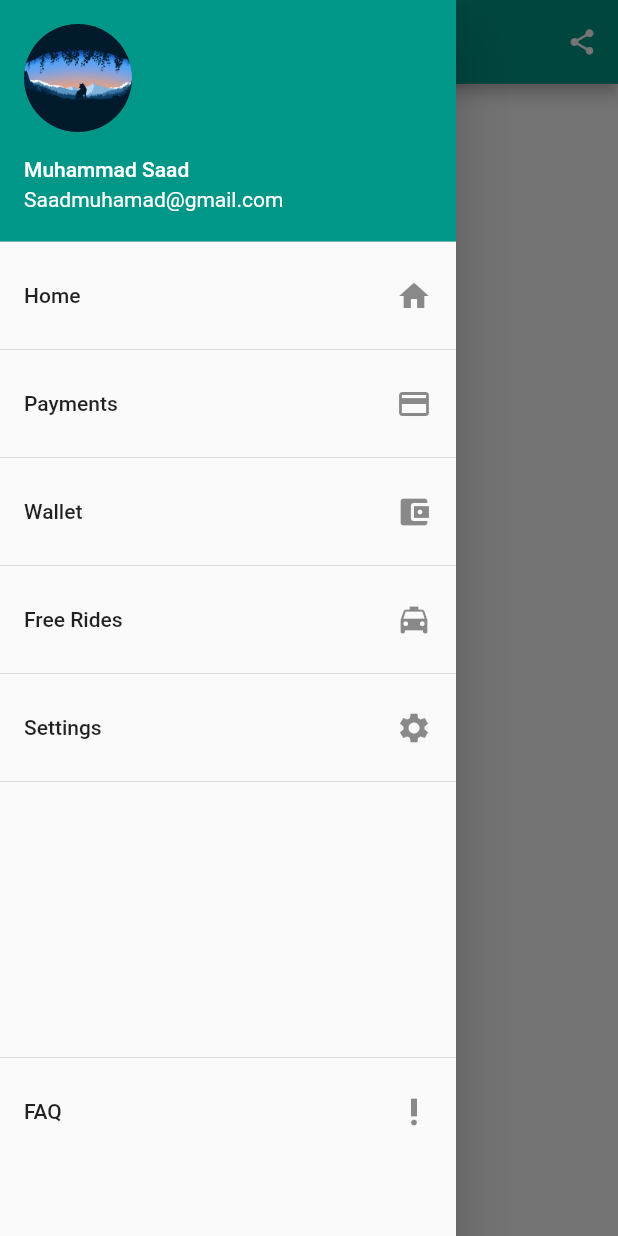
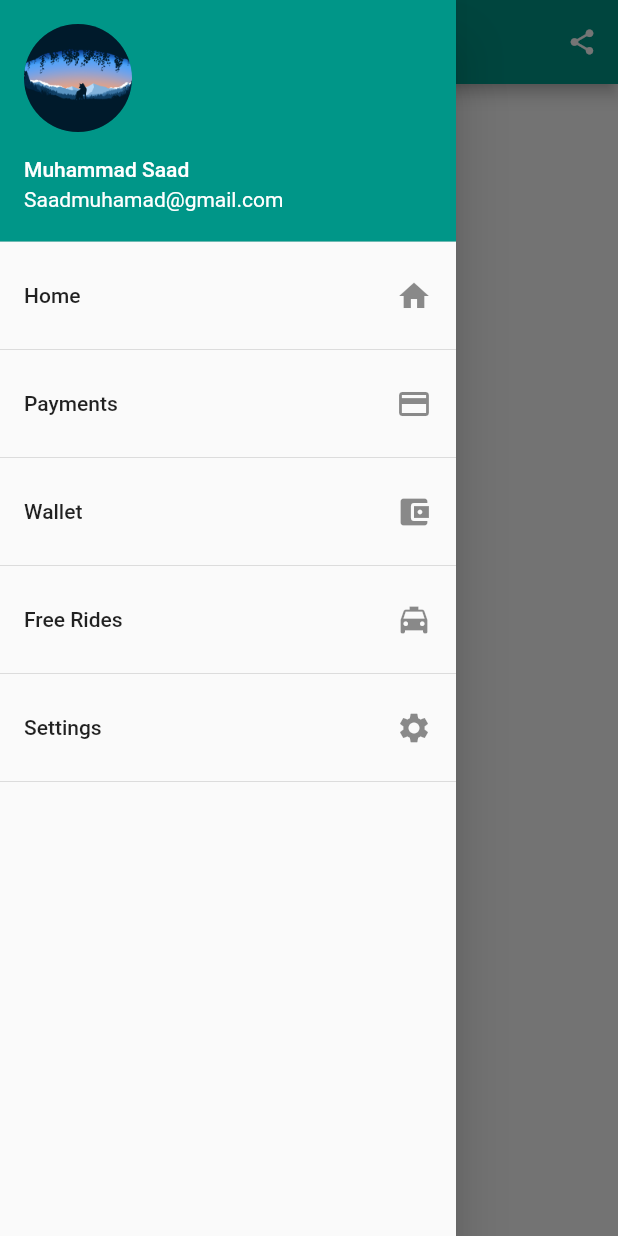
Before and after one commit to Saad-Arai/Taxxi_app, a Flutter app: the screen it shows after launch, with the side drawer open, on a phone screen of 412 x 824 dp. Run offline on Flutter 3.47's test engine with Material 2 defaults, Android fonts, the phone set to English and light mode, and no system bars; our stand-ins replace geolocator, google_maps_flutter, share.

Commit message:
Fixies Bugs

```diff
--- a/lib/Home.dart
+++ b/lib/Home.dart
@@ -23,12 +23,12 @@ class _HomePageState extends State<HomePage> {
     return Scaffold(
 
         appBar: AppBar(
-          title: new Text("Taxi App"),
+          title: new Text("Cab Service"),
           actions: <Widget>[
 
             IconButton(
               onPressed: () => Share.share(
-                  "Download the Taxi App and share with your friends.\nPlayStore -  "
+                  "Download the Cab Service and share with your friends.\nPlayStore -  "
                   "https://play.google.com/store/apps"),
               icon: Icon(
                 Icons.share,
@@ -98,11 +98,11 @@ class _HomePageState extends State<HomePage> {
                 },
               ),
               new Divider(),
-              new ListTile(),
-              new ListTile(),
-              new ListTile(),
-              new Divider(),
-              new ListTile(
+              //new ListTile(),
+              //new ListTile(),
+              //new ListTile(),
+              //new Divider(),
+              /*new ListTile(
                 title: new Text("FAQ"),
                 trailing: new Icon(
                   Icons.priority_high,
@@ -112,7 +112,7 @@ class _HomePageState extends State<HomePage> {
                   Navigator.push(context,
                       MaterialPageRoute(builder: (context) => AboutPage()));
                 },
-              ),
+              ),*/
             ],
           ),
         ),
@@ -151,9 +151,9 @@ class _MapState extends State<Map> {
                     CameraPosition(target: Stateapp.initialPosition, zoom: 10),
                 onMapCreated: Stateapp.onCreated,
                 scrollGesturesEnabled: true,
-                tiltGesturesEnabled: true,
-                zoomGesturesEnabled: true,
-                //myLocationEnabled: true,
+                //tiltGesturesEnabled: true,
+                //zoomGesturesEnabled: true,
+                myLocationEnabled: true,
                 mapType: MapType.normal,
                 compassEnabled: true,
                 markers: Stateapp.markers,
@@ -180,7 +180,7 @@ class _MapState extends State<Map> {
                   ),
                   child: TextField(
                     cursorColor: Colors.black,
-                    controller: Stateapp.destinationController,
+                    controller: Stateapp.locationController,
                     decoration: InputDecoration(
                       icon: Container(
                         margin: EdgeInsets.only(left: 20, top: 3),
@@ -240,14 +240,6 @@ class _MapState extends State<Map> {
                   ),
                 ),
               ),
-              /* Positioned(
-                                                top: 40,
-                                                right: 10,
-                                                child: FloatingActionButton(onPressed: _onMarkerPressed, tooltip: "Add Marker",
-                                                backgroundColor: darkBlue,
-                                                child: Icon(Icons.add_location, color: white,),
-                                                ),
-                                                                                          )*/
             ],
           );
   }
--- a/lib/google_map_request.dart
+++ b/lib/google_map_request.dart
@@ -3,12 +3,12 @@ import 'dart:convert';
 import 'package:google_maps_flutter/google_maps_flutter.dart';
 import 'package:http/http.dart' as http;
 
-const apiKey = "";
+const apiKey = "AIzaSyCtRrf4GUjSipN4GNlLavLAnnPI9qWeyW0";
 
 class GoogleMapsServices {
   Future<String> getRouteCoordinates(LatLng l1, LatLng l2) async {
     String url =
-        "https://maps.googleapis.com/maps/api/directions/json?origin=${l1.latitude},${l1.longitude}&destination=${l2.latitude},${l2.longitude}key=AIzaSyDVEQ2fgEZQhuBnfuY-gI0tnDDkJSme7k8";
+        "https://maps.googleapis.com/maps/api/directions/json?origin=${l1.latitude},${l1.longitude}&destination=${l2.latitude},${l2.longitude}key=AIzaSyCtRrf4GUjSipN4GNlLavLAnnPI9qWeyW0";
     http.Response response = await http.get(url);
     Map values = jsonDecode(response.body);
     return values["routes"][0]["overview_polyline"]["points"];
--- a/lib/main.dart
+++ b/lib/main.dart
@@ -29,7 +29,7 @@ class TaxiApp extends StatelessWidget {
     return new MaterialApp(
 
       debugShowCheckedModeBanner: false,
-      title: 'Taxi App',
+      title: 'Cab Service',
       theme: new ThemeData(
           primarySwatch: Colors.teal,
           primaryColor: defaultTargetPlatform == TargetPlatform.iOS
```
Also changed, not shown: pubspec.yaml (+10 -0 lines), assets/image/taxi.png (added), assets/taxii.png (added), pubspec.lock, 22 other files.
